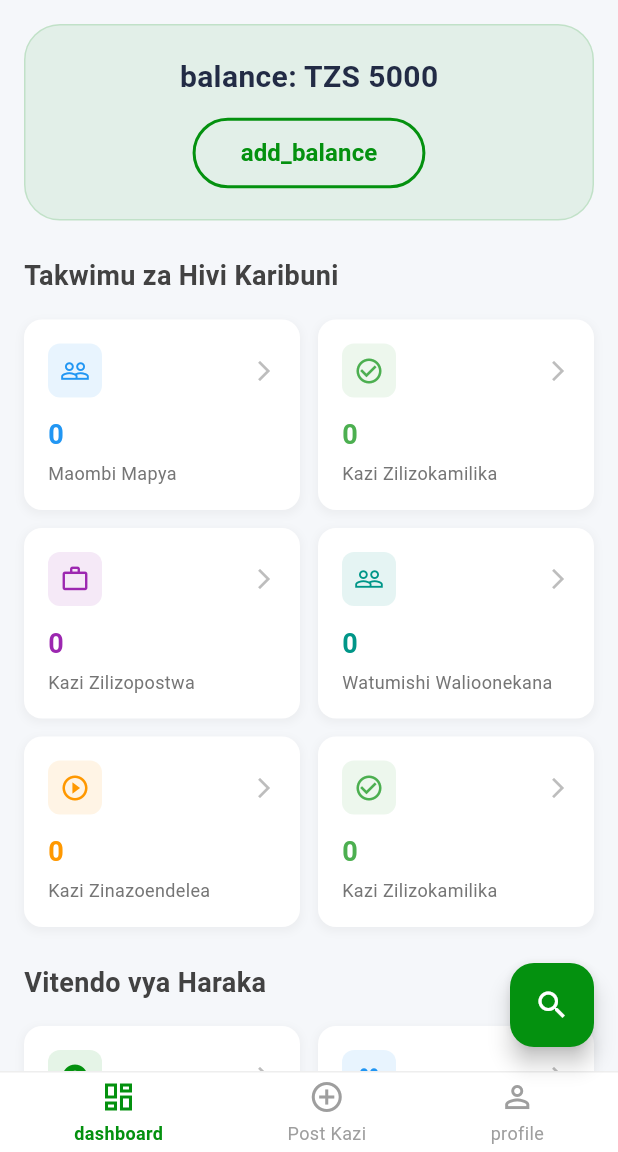
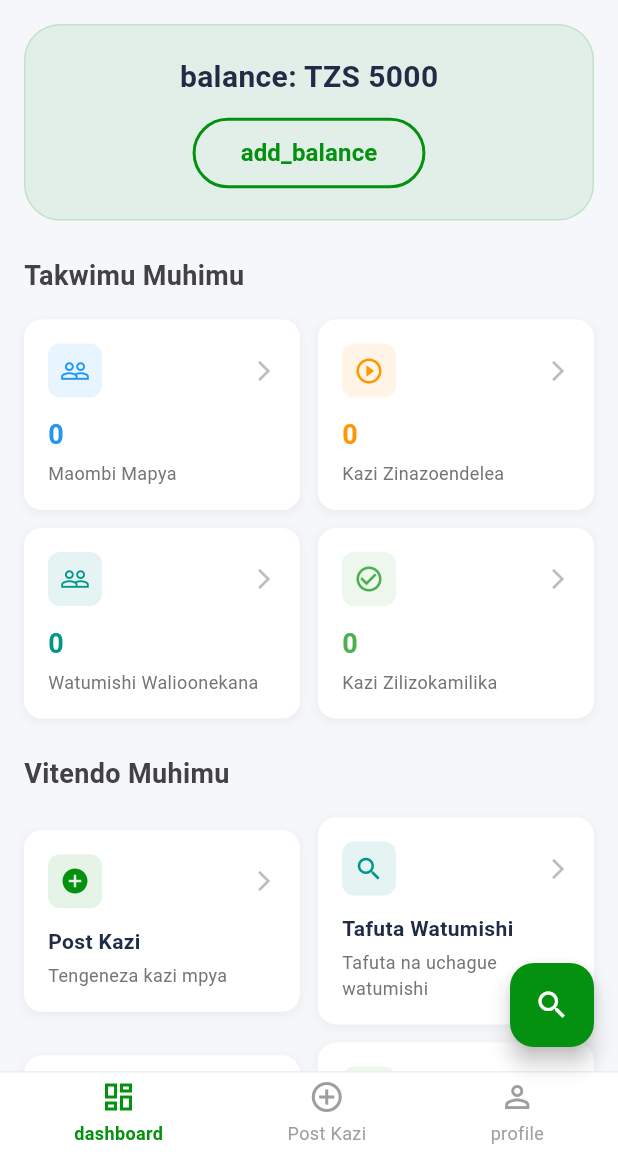
Before and after one commit to Swai-D/kazi-huru, a Flutter app: the JobProviderDashboardScreen screen opened by its route, on a phone screen of 412 x 824 dp, the part 84-1236 px from its top. Run offline on Flutter 3.47's test engine with Material 3 defaults, Android fonts, the phone set to English and light mode, and no system bars; our stand-ins replace cloud_firestore, firebase_auth, firebase_core, firebase_storage, flutter_dotenv, flutter_local_notifications and 5 more; accounts and stored records are empty.

Commit message:
Optimize job provider dashboard for MVP - streamline stats and actions sections, remove redundant items, focus on essential features

```diff
--- a/lib/features/job_provider/presentation/screens/job_provider_dashboard_screen.dart
+++ b/lib/features/job_provider/presentation/screens/job_provider_dashboard_screen.dart
@@ -396,7 +396,7 @@ class _DashboardContentState extends State<_DashboardContent> {
 
           // Quick Stats Section
           Text(
-            'Takwimu za Hivi Karibuni',
+            'Takwimu Muhimu',
             style: TextStyle(
               fontSize: 18,
               fontWeight: FontWeight.bold,
@@ -405,7 +405,7 @@ class _DashboardContentState extends State<_DashboardContent> {
           ),
           const SizedBox(height: 16),
 
-          // Quick Stats Grid
+          // Quick Stats Grid - Only essential stats for MVP
           Row(
             children: [
               Expanded(
@@ -427,10 +427,10 @@ class _DashboardContentState extends State<_DashboardContent> {
               const SizedBox(width: 12),
               Expanded(
                 child: _QuickStatCard(
-                  title: 'Kazi Zilizokamilika',
-                  value: _isLoadingStats ? '...' : '${_statistics['completedJobs']}',
-                  icon: Icons.check_circle_outline,
-                  color: Colors.green,
+                  title: 'Kazi Zinazoendelea',
+                  value: _isLoadingStats ? '...' : '${_statistics['activeJobs']}',
+                  icon: Icons.play_circle_outline,
+                  color: Colors.orange,
                   onTap: () {
                     Navigator.push(
                       context,
@@ -448,23 +448,6 @@ class _DashboardContentState extends State<_DashboardContent> {
             children: [
               Expanded(
                 child: _QuickStatCard(
-                  title: 'Kazi Zilizopostwa',
-                  value: _isLoadingStats ? '...' : '${_statistics['totalJobs']}',
-                  icon: Icons.work_outline,
-                  color: Colors.purple,
-                  onTap: () {
-                    Navigator.push(
-                      context,
-                      MaterialPageRoute(
-                        builder: (context) => const PostedJobsScreen(),
-                      ),
-                    );
-                  },
-                ),
-              ),
-              const SizedBox(width: 12),
-              Expanded(
-                child: _QuickStatCard(
                   title: 'Watumishi Walioonekana',
                   value: _isLoadingStats ? '...' : '${_statistics['availableJobSeekers'] ?? 0}',
                   icon: Icons.people_outline,
@@ -474,27 +457,6 @@ class _DashboardContentState extends State<_DashboardContent> {
                       context,
                       MaterialPageRoute(
                         builder: (context) => const JobSeekerSearchScreen(),
-                      ),
-                    );
-                  },
-                ),
-              ),
-            ],
-          ),
-          const SizedBox(height: 12),
-          Row(
-            children: [
-              Expanded(
-                child: _QuickStatCard(
-                  title: 'Kazi Zinazoendelea',
-                  value: _isLoadingStats ? '...' : '${_statistics['activeJobs']}',
-                  icon: Icons.play_circle_outline,
-                  color: Colors.orange,
-                  onTap: () {
-                    Navigator.push(
-                      context,
-                      MaterialPageRoute(
-                        builder: (context) => const PostedJobsScreen(),
                       ),
                     );
                   },
@@ -523,7 +485,7 @@ class _DashboardContentState extends State<_DashboardContent> {
 
           // Quick Actions Section
           Text(
-            'Vitendo vya Haraka',
+            'Vitendo Muhimu',
             style: TextStyle(
               fontSize: 18,
               fontWeight: FontWeight.bold,
@@ -532,7 +494,7 @@ class _DashboardContentState extends State<_DashboardContent> {
           ),
           const SizedBox(height: 16),
 
-          // Quick Actions Grid
+          // Quick Actions Grid - Only essential actions for MVP
           Row(
             children: [
               Expanded(
@@ -554,15 +516,15 @@ class _DashboardContentState extends State<_DashboardContent> {
               const SizedBox(width: 12),
               Expanded(
                 child: _QuickActionCard(
-                  title: 'Tazama Maombi',
-                  subtitle: 'Ona maombi yote ya kazi',
-                  icon: Icons.people,
-                  color: Colors.blue,
+                  title: 'Tafuta Watumishi',
+                  subtitle: 'Tafuta na uchague watumishi',
+                  icon: Icons.search,
+                  color: Colors.teal,
                   onTap: () {
                     Navigator.push(
                       context,
                       MaterialPageRoute(
-                        builder: (context) => const ApplicationsScreen(),
+                        builder: (context) => const JobSeekerSearchScreen(),
                       ),
                     );
                   },
@@ -575,15 +537,15 @@ class _DashboardContentState extends State<_DashboardContent> {
             children: [
               Expanded(
                 child: _QuickActionCard(
-                  title: 'Tafuta Watumishi',
-                  subtitle: 'Tafuta na uchague watumishi',
-                  icon: Icons.search,
-                  color: Colors.teal,
+                  title: 'Tazama Maombi',
+                  subtitle: 'Ona maombi yote ya kazi',
+                  icon: Icons.people,
+                  color: Colors.blue,
                   onTap: () {
                     Navigator.push(
                       context,
                       MaterialPageRoute(
-                        builder: (context) => const JobSeekerSearchScreen(),
+                        builder: (context) => const ApplicationsScreen(),
                       ),
                     );
                   },
@@ -601,44 +563,6 @@ class _DashboardContentState extends State<_DashboardContent> {
                       context,
                       MaterialPageRoute(
                         builder: (context) => const PostedJobsScreen(),
-                      ),
-                    );
-                  },
-                ),
-              ),
-            ],
-          ),
-          const SizedBox(height: 12),
-          Row(
-            children: [
-              Expanded(
-                child: _QuickActionCard(
-                  title: 'Pochi',
-                  subtitle: 'Ona salio na malipo',
-                  icon: Icons.account_balance_wallet,
-                  color: Colors.orange,
-                  onTap: () {
-                    Navigator.push(
-                      context,
-                      MaterialPageRoute(
-                        builder: (context) => const WalletScreen(),
-                      ),
-                    );
-                  },
-                ),
-              ),
-              const SizedBox(width: 12),
-              Expanded(
-                child: _QuickActionCard(
-                  title: 'Ujumbe',
-                  subtitle: 'Ona ujumbe na maongezi',
-                  icon: Icons.chat,
-                  color: Colors.purple,
-                  onTap: () {
-                    Navigator.push(
-                      context,
-                      MaterialPageRoute(
-                        builder: (context) => const ChatListScreen(),
                       ),
                     );
                   },
```
